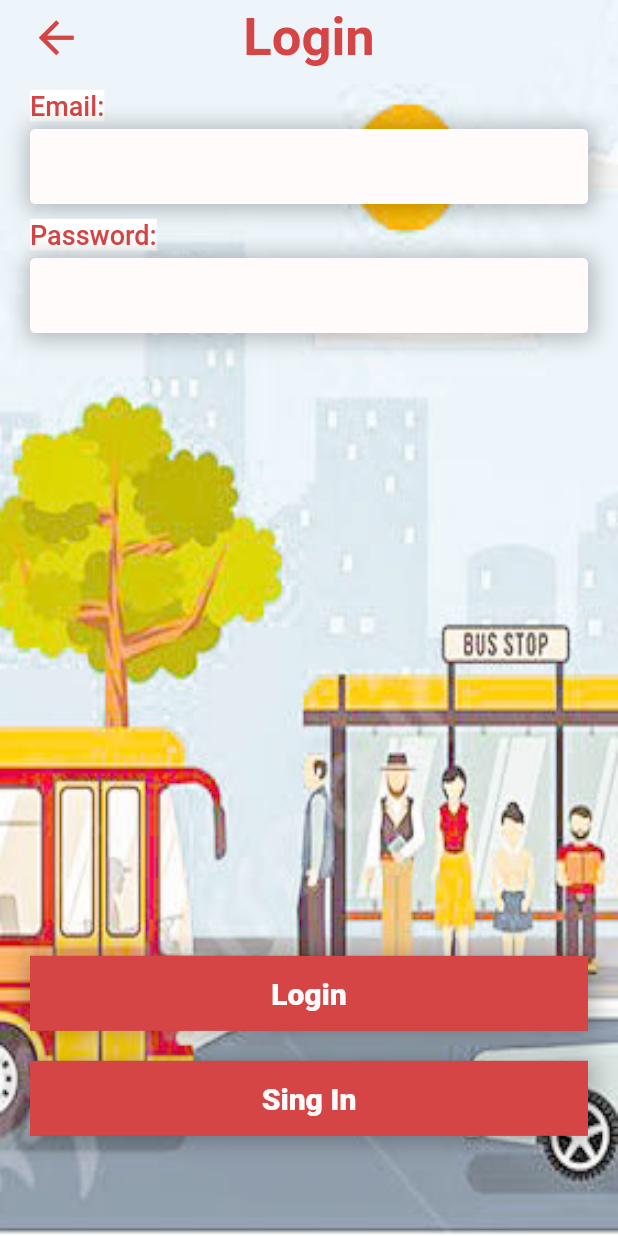
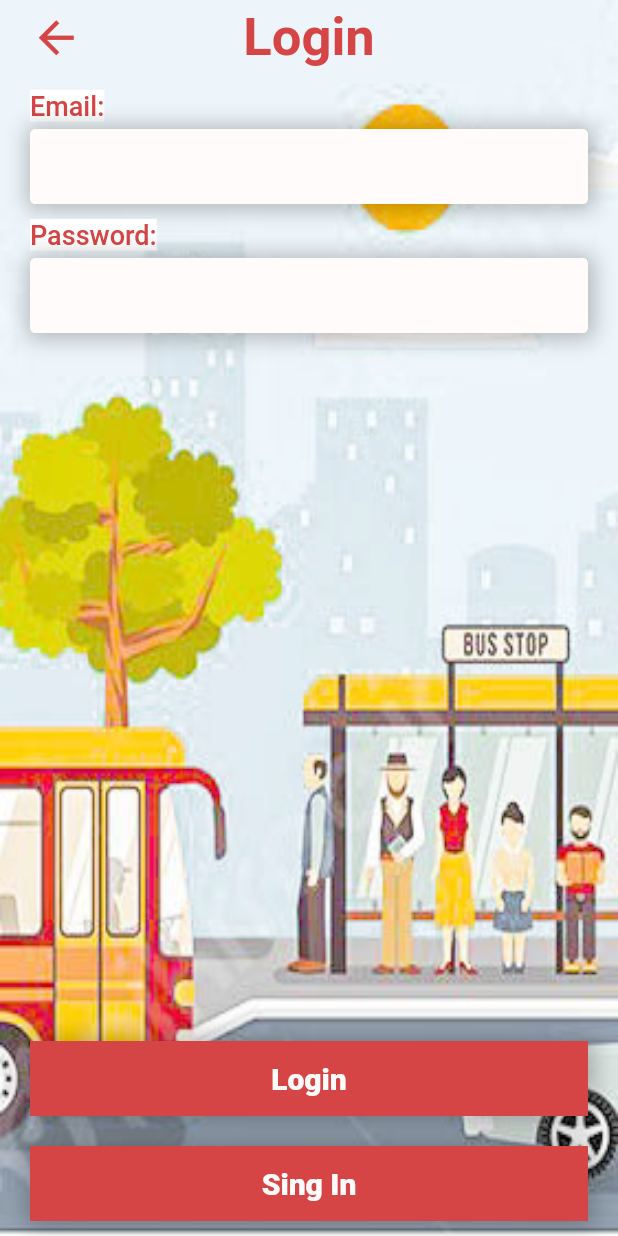
Before and after one commit to thamaraSenanayake/busapp, a Flutter app: the screen it shows after launch, after a tap on "Passenger", on a phone screen of 412 x 824 dp. Run offline on Flutter 3.47's test engine with Material 2 defaults, Android fonts, the phone set to English and light mode, and no system bars; our stand-ins replace cloud_firestore, flutter_keyboard_visibility, flutter_local_notifications, flutter_secure_storage, flutter_spinkit, geolocator and 2 more; missing offline and left inert: flutter_google_places, flutter_polyline_points, google_api_headers, google_maps_webservice, stripe_payment; accounts and stored records are empty.

Commit message:
change DB

```diff
--- a/lib/cusProfile/profileBase.dart
+++ b/lib/cusProfile/profileBase.dart
@@ -283,6 +283,7 @@ class _CusProfileState extends State<CusProfile> with TickerProviderStateMixin i
       Container(
         height: _height-300,
         color: AppData.whiteColor,
+        child: SingleChildScrollView(
           child: Column(
             children: [
 
@@ -458,6 +459,7 @@ class _CusProfileState extends State<CusProfile> with TickerProviderStateMixin i
             ],
           ),
         ),
+      ),
     ];
   }
 
--- a/lib/login/CusLogin.dart
+++ b/lib/login/CusLogin.dart
@@ -157,8 +157,10 @@ class _CusLoginState extends State<CusLogin> {
                   ),
                   Padding(
                     padding: const EdgeInsets.only(top:50.0,left:0,right:0),
-                    child: SingleChildScrollView(
                     child: Column(
+                      mainAxisAlignment: MainAxisAlignment.spaceBetween,
+                      children: [
+                        Column(
                           children: [
                             Padding(
                               padding: const EdgeInsets.only(top:10.0,bottom: 5,left: 20),
@@ -260,9 +262,11 @@ class _CusLoginState extends State<CusLogin> {
                             SizedBox(
                               height: 20,
                             ),
-                          SizedBox(
-                            height:_keyBoardVisibility?50: _height-_height/1.8,
+
+                          ],
                         ),
+                        Column(
+                          children: [
                             CustomButton(
                               text: "Login",
                               buttonClick: (){
@@ -283,7 +287,12 @@ class _CusLoginState extends State<CusLogin> {
                             ),
 
                           ],
-                      ),
+                        )
+                        // SizedBox(
+                        //   height:_keyBoardVisibility?50: _height-_height/1.8,
+                        // ),
+
+                      ],
                     ),
                   ),
 
--- a/lib/login/loginbase.dart
+++ b/lib/login/loginbase.dart
@@ -101,7 +101,7 @@ class _LoginBaseState extends State<LoginBase> {
       _height = MediaQuery.of(context).size.height;
     });
     return Scaffold(
-      // resizeToAvoidBottomPadding: false,
+      resizeToAvoidBottomInset:_currentPage == LoginPageList.CusSignin || _currentPage == LoginPageList.BusAddDetails?true:false,
       body:Container(
           child: Stack(
             children: [
```
Also changed, not shown: lib/appBarWindows/editAdminList.dart (+14 -4 lines), lib/login/CusSignin.dart (+4 -4 lines), 20 other files. Lines whose indentation alone changed are shown as unchanged.
